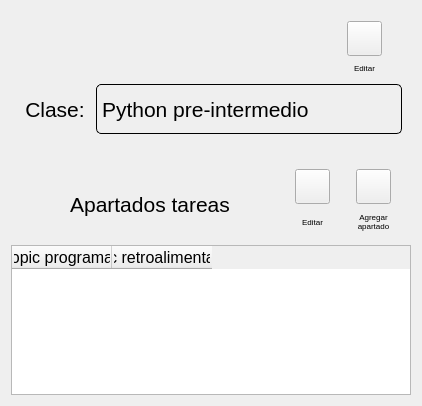
Old version of the form CUERPO/DISENO/CONFIGURACION/ConfiguracionMain_d.ui in the repository ronihdzz/CACPY.
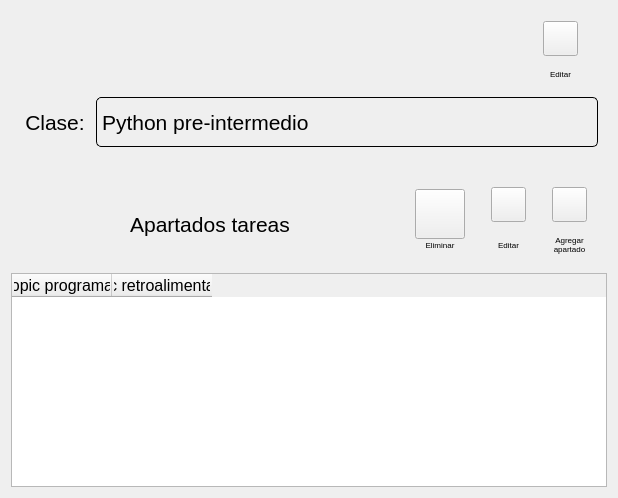
New version of the form. Icons and pictures are not drawn.

Commit message: 'En esta confirmacion me concetre en hacer lo indispensable del apartado de configuracion, con ello ya puedo empezar con el apartado mas importante de todos, el cu al es el que califica las tareas y administra las calificaciones, cabe recalcar que para el apartado de configuracion tuve que coordinar una base de datos local y con los datos que me arrojaba la API de google, por tal motivo tambien hubo muchas cosas nue vas en el apartado de la base de datos local'

Patch:
```diff
--- a/CUERPO/DISENO/CONFIGURACION/ConfiguracionMain_d.ui
+++ b/CUERPO/DISENO/CONFIGURACION/ConfiguracionMain_d.ui
@@ -6,8 +6,8 @@
    <rect>
     <x>0</x>
     <y>0</y>
-    <width>420</width>
-    <height>406</height>
+    <width>618</width>
+    <height>498</height>
    </rect>
   </property>
   <property name="windowTitle">
@@ -256,6 +256,93 @@
        </property>
       </widget>
      </item>
+     <item>
+      <layout class="QVBoxLayout" name="verticalLayout_7">
+       <property name="spacing">
+        <number>0</number>
+       </property>
+       <property name="rightMargin">
+        <number>20</number>
+       </property>
+       <item>
+        <widget class="QPushButton" name="btn_eliminarApartado">
+         <property name="minimumSize">
+          <size>
+           <width>50</width>
+           <height>50</height>
+          </size>
+         </property>
+         <property name="maximumSize">
+          <size>
+           <width>35</width>
+           <height>35</height>
+          </size>
+         </property>
+         <property name="baseSize">
+          <size>
+           <width>30</width>
+           <height>30</height>
+          </size>
+         </property>
+         <property name="styleSheet">
+          <string notr="true">
+QPushButton {
+border-image: url(:/main/IMAGENES/eliminar_off.png);
+ }
+
+QPushButton:hover {
+border-image: url(:/main/IMAGENES/eliminar_on.png);
+}
+
+QPushButton:pressed {
+border-image: url(:/main/IMAGENES/eliminar_off.png);
+}
+</string>
+         </property>
+         <property name="text">
+          <string/>
+         </property>
+        </widget>
+       </item>
+       <item>
+        <widget class="QLabel" name="bel_agregar_or_guardar_apar_2">
+         <property name="minimumSize">
+          <size>
+           <width>50</width>
+           <height>35</height>
+          </size>
+         </property>
+         <property name="maximumSize">
+          <size>
+           <width>35</width>
+           <height>35</height>
+          </size>
+         </property>
+         <property name="baseSize">
+          <size>
+           <width>30</width>
+           <height>30</height>
+          </size>
+         </property>
+         <property name="font">
+          <font>
+           <pointsize>6</pointsize>
+          </font>
+         </property>
+         <property name="text">
+          <string>Eliminar
+</string>
+         </property>
+         <property name="alignment">
+          <set>Qt::AlignCenter</set>
+         </property>
+         <property name="wordWrap">
+          <bool>true</bool>
+         </property>
+        </widget>
+       </item>
+      </layout>
+     </item>
      <item>
       <layout class="QVBoxLayout" name="verticalLayout_5">
        <property name="spacing">
```
Left out of the diff: 4 changed lines with no effect on the pictures. The commit also changes 20 other files.
